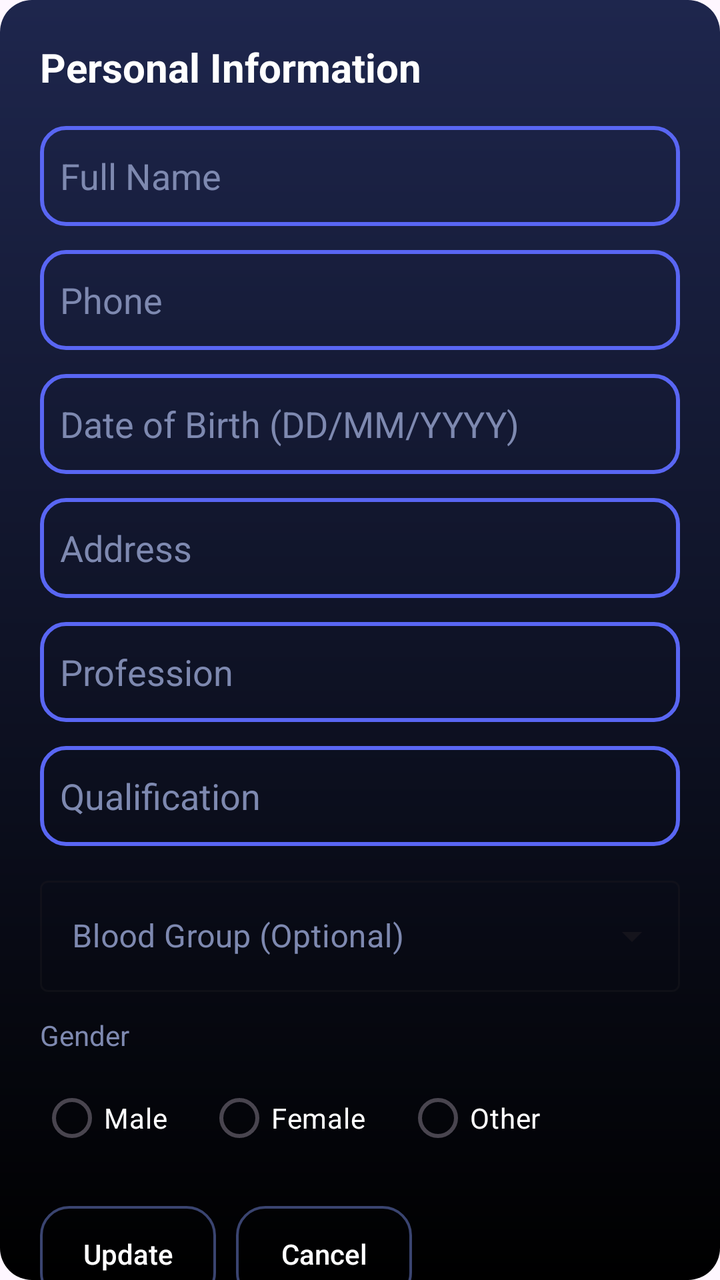
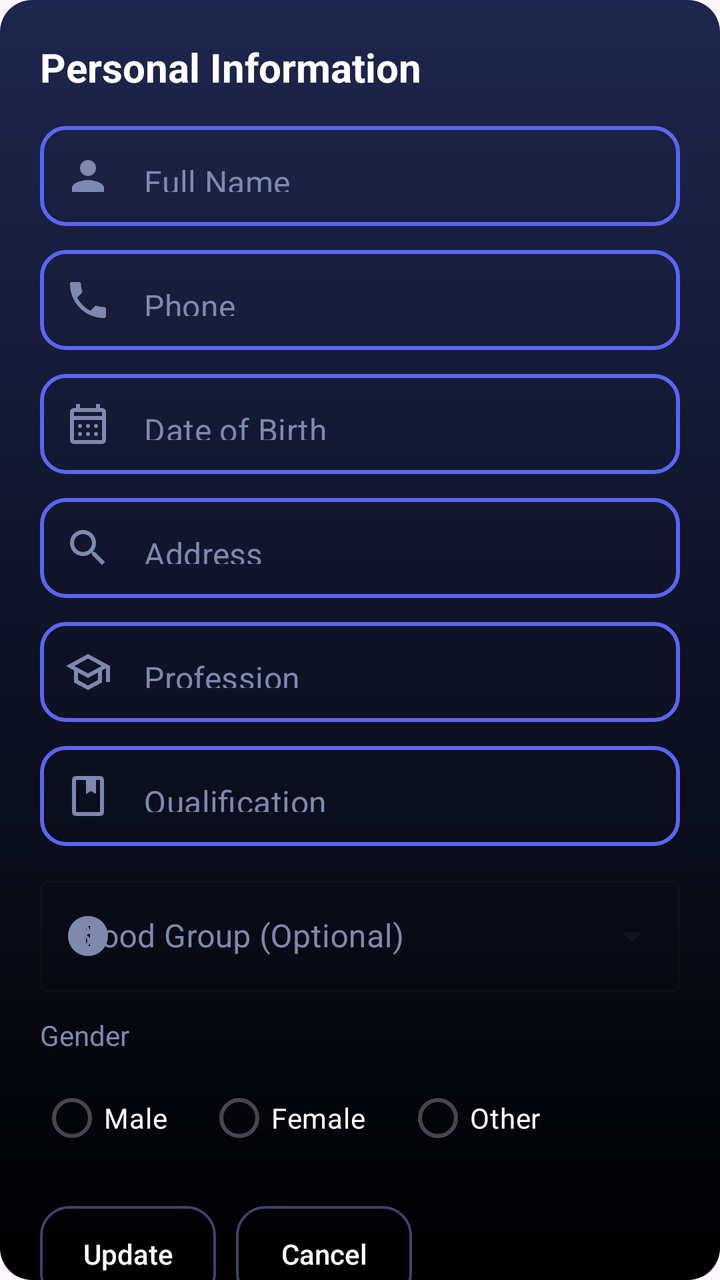

Before-and-after screenshots of an Android layout around one commit, followed by the original layout XML and the change that was made.
<!-- AndroidManifest.xml: application theme Theme.TeachSync -->
<!-- res/layout/dialog_personal_info.xml -->
<?xml version="1.0" encoding="utf-8"?>
<androidx.core.widget.NestedScrollView xmlns:android="http://schemas.android.com/apk/res/android"
    xmlns:app="http://schemas.android.com/apk/res-auto"
    android:layout_width="match_parent"
    android:layout_height="wrap_content"
    android:background="@drawable/bg_dialog">

    <LinearLayout
        android:layout_width="match_parent"
        android:layout_height="wrap_content"
        android:orientation="vertical"
        android:padding="20dp">

        <TextView
            android:layout_width="wrap_content"
            android:layout_height="wrap_content"
            android:text="Personal Information"
            android:textColor="#FFFFFF"
            android:textSize="20sp"
            android:textStyle="bold" />

        <EditText
            android:id="@+id/etProfileName"
            android:layout_width="match_parent"
            android:layout_height="50dp"
            android:layout_marginTop="16dp"
            android:background="@drawable/custom_edittext"
            android:hint="Full Name"
            android:paddingStart="10dp"
            android:textColor="#FFFFFF"
            android:textColorHint="#7E89B0" />

        <EditText
            android:id="@+id/etProfilePhone"
            android:layout_width="match_parent"
            android:layout_height="50dp"
            android:layout_marginTop="12dp"
            android:background="@drawable/custom_edittext"
            android:hint="Phone"
            android:paddingStart="10dp"
            android:textColor="#FFFFFF"
            android:textColorHint="#7E89B0" />

        <EditText
            android:id="@+id/etProfileDOB"
            android:layout_width="match_parent"
            android:layout_height="50dp"
            android:layout_marginTop="12dp"
            android:background="@drawable/custom_edittext"
            android:hint="Date of Birth (DD/MM/YYYY)"
            android:paddingStart="10dp"
            android:textColor="#FFFFFF"
            android:textColorHint="#7E89B0" />

        <EditText
            android:id="@+id/etProfileAddress"
            android:layout_width="match_parent"
            android:layout_height="50dp"
            android:layout_marginTop="12dp"
            android:background="@drawable/custom_edittext"
            android:hint="Address"
            android:paddingStart="10dp"
            android:textColor="#FFFFFF"
            android:textColorHint="#7E89B0" />

        <EditText
            android:id="@+id/etProfileProfession"
            android:layout_width="match_parent"
            android:layout_height="50dp"
            android:layout_marginTop="12dp"
            android:background="@drawable/custom_edittext"
            android:hint="Profession"
            android:paddingStart="10dp"
            android:textColor="#FFFFFF"
            android:textColorHint="#7E89B0" />

        <EditText
            android:id="@+id/etProfileQualification"
            android:layout_width="match_parent"
            android:layout_height="50dp"
            android:layout_marginTop="12dp"
            android:background="@drawable/custom_edittext"
            android:hint="Qualification"
            android:paddingStart="10dp"
            android:textColor="#FFFFFF"
            android:textColorHint="#7E89B0" />

        <com.google.android.material.textfield.TextInputLayout
            android:id="@+id/tilBloodGroup"
            style="@style/Widget.MaterialComponents.TextInputLayout.OutlinedBox.ExposedDropdownMenu"
            android:layout_width="match_parent"
            android:layout_height="wrap_content"
            android:layout_marginTop="12dp"
            android:hint="Blood Group (Optional)"
            android:textColorHint="#7E89B0"
            app:hintTextColor="#3B82F6">

            <AutoCompleteTextView
                android:id="@+id/etProfileBloodGroup"
                android:layout_width="match_parent"
                android:layout_height="wrap_content"
                android:inputType="none"
                android:textColor="#FFFFFF" />
        </com.google.android.material.textfield.TextInputLayout>

        <TextView
            android:layout_width="wrap_content"
            android:layout_height="wrap_content"
            android:layout_marginTop="12dp"
            android:text="Gender"
            android:textColor="#7E89B0"
            android:textSize="14sp" />

        <RadioGroup
            android:id="@+id/rgProfileGender"
            android:layout_width="match_parent"
            android:layout_height="wrap_content"
            android:layout_marginTop="8dp"
            android:orientation="horizontal">

            <RadioButton
                android:id="@+id/rbMale"
                android:layout_width="wrap_content"
                android:layout_height="wrap_content"
                android:text="Male"
                android:textColor="#FFFFFF" />

            <RadioButton
                android:id="@+id/rbFemale"
                android:layout_width="wrap_content"
                android:layout_height="wrap_content"
                android:layout_marginStart="20dp"
                android:text="Female"
                android:textColor="#FFFFFF" />

            <RadioButton
                android:id="@+id/rbOther"
                android:layout_width="wrap_content"
                android:layout_height="wrap_content"
                android:layout_marginStart="20dp"
                android:text="Other"
                android:textColor="#FFFFFF" />
        </RadioGroup>

        <LinearLayout
            android:layout_width="wrap_content"
            android:layout_height="wrap_content"
            android:layout_marginTop="20dp"
            android:orientation="horizontal">

            <Button
                android:id="@+id/btnUpdateProfile"
                android:layout_width="wrap_content"
                android:layout_height="wrap_content"
                android:background="@drawable/btn_dialog_outline"
                android:text="Update"
                android:textAllCaps="false"
                android:textColor="#FFFFFF" />

            <Button
                android:id="@+id/btnCancelProfile"
                android:layout_width="wrap_content"
                android:layout_height="wrap_content"
                android:layout_marginStart="10dp"
                android:background="@drawable/btn_dialog_outline"
                android:text="Cancel"
                android:textAllCaps="false"
                android:textColor="#FFFFFF" />
        </LinearLayout>

    </LinearLayout>
</androidx.core.widget.NestedScrollView>
<!-- resources referenced by this layout -->
<resources>
  <!-- unchanged entries left out for length: 5 -->
</resources>

<!-- the commit's change to res/layout/dialog_personal_info.xml (unified diff, before → after) -->
@@ -19,71 +19,143 @@
             android:textSize="20sp"
             android:textStyle="bold" />
 
-        <EditText
-            android:id="@+id/etProfileName"
-            android:layout_width="match_parent"
-            android:layout_height="50dp"
+        <com.google.android.material.textfield.TextInputLayout
+            android:layout_width="match_parent"
+            android:layout_height="wrap_content"
             android:layout_marginTop="16dp"
-            android:background="@drawable/custom_edittext"
-            android:hint="Full Name"
-            android:paddingStart="10dp"
-            android:textColor="#FFFFFF"
-            android:textColorHint="#7E89B0" />
-
-        <EditText
-            android:id="@+id/etProfilePhone"
-            android:layout_width="match_parent"
-            android:layout_height="50dp"
-            android:layout_marginTop="12dp"
-            android:background="@drawable/custom_edittext"
-            android:hint="Phone"
-            android:paddingStart="10dp"
-            android:textColor="#FFFFFF"
-            android:textColorHint="#7E89B0" />
-
-        <EditText
-            android:id="@+id/etProfileDOB"
-            android:layout_width="match_parent"
-            android:layout_height="50dp"
-            android:layout_marginTop="12dp"
-            android:background="@drawable/custom_edittext"
-            android:hint="Date of Birth (DD/MM/YYYY)"
-            android:paddingStart="10dp"
-            android:textColor="#FFFFFF"
-            android:textColorHint="#7E89B0" />
-
-        <EditText
-            android:id="@+id/etProfileAddress"
-            android:layout_width="match_parent"
-            android:layout_height="50dp"
-            android:layout_marginTop="12dp"
-            android:background="@drawable/custom_edittext"
-            android:hint="Address"
-            android:paddingStart="10dp"
-            android:textColor="#FFFFFF"
-            android:textColorHint="#7E89B0" />
-
-        <EditText
-            android:id="@+id/etProfileProfession"
-            android:layout_width="match_parent"
-            android:layout_height="50dp"
-            android:layout_marginTop="12dp"
-            android:background="@drawable/custom_edittext"
-            android:hint="Profession"
-            android:paddingStart="10dp"
-            android:textColor="#FFFFFF"
-            android:textColorHint="#7E89B0" />
-
-        <EditText
-            android:id="@+id/etProfileQualification"
-            android:layout_width="match_parent"
-            android:layout_height="50dp"
-            android:layout_marginTop="12dp"
-            android:background="@drawable/custom_edittext"
-            android:hint="Qualification"
-            android:paddingStart="10dp"
-            android:textColor="#FFFFFF"
-            android:textColorHint="#7E89B0" />
+            style="@style/Widget.MaterialComponents.TextInputLayout.OutlinedBox"
+            app:hintEnabled="false"
+            app:startIconDrawable="@drawable/baseline_person_24"
+            app:startIconTint="#7E89B0"
+            app:boxStrokeWidth="0dp"
+            app:boxStrokeWidthFocused="0dp">
+
+            <com.google.android.material.textfield.TextInputEditText
+                android:id="@+id/etProfileName"
+                android:layout_width="match_parent"
+                android:layout_height="50dp"
+                android:background="@drawable/custom_edittext"
+                android:hint="Full Name"
+                android:paddingStart="40dp"
+                android:textColor="#FFFFFF"
+                android:textColorHint="#7E89B0"
+                android:inputType="textPersonName" />
+        </com.google.android.material.textfield.TextInputLayout>
+
+        <com.google.android.material.textfield.TextInputLayout
+            android:layout_width="match_parent"
+            android:layout_height="wrap_content"
+            android:layout_marginTop="12dp"
+            style="@style/Widget.MaterialComponents.TextInputLayout.OutlinedBox"
+            app:hintEnabled="false"
+            app:startIconDrawable="@drawable/baseline_phone_24"
+            app:startIconTint="#7E89B0"
+            app:boxStrokeWidth="0dp"
+            app:boxStrokeWidthFocused="0dp">
+
+            <com.google.android.material.textfield.TextInputEditText
+                android:id="@+id/etProfilePhone"
+                android:layout_width="match_parent"
+                android:layout_height="50dp"
+                android:background="@drawable/custom_edittext"
+                android:hint="Phone"
+                android:paddingStart="40dp"
+                android:textColor="#FFFFFF"
+                android:textColorHint="#7E89B0"
+                android:inputType="phone" />
+        </com.google.android.material.textfield.TextInputLayout>
+
+        <com.google.android.material.textfield.TextInputLayout
+            android:layout_width="match_parent"
+            android:layout_height="wrap_content"
+            android:layout_marginTop="12dp"
+            style="@style/Widget.MaterialComponents.TextInputLayout.OutlinedBox"
+            app:hintEnabled="false"
+            app:startIconDrawable="@drawable/outline_calendar_month_24"
+            app:startIconTint="#7E89B0"
+            app:boxStrokeWidth="0dp"
+            app:boxStrokeWidthFocused="0dp">
+
+            <com.google.android.material.textfield.TextInputEditText
+                android:id="@+id/etProfileDOB"
+                android:layout_width="match_parent"
+                android:layout_height="50dp"
+                android:background="@drawable/custom_edittext"
+                android:hint="Date of Birth"
+                android:paddingStart="40dp"
+                android:textColor="#FFFFFF"
+                android:textColorHint="#7E89B0"
+                android:focusable="false"
+                android:clickable="true"
+                android:inputType="none" />
+        </com.google.android.material.textfield.TextInputLayout>
+
+        <com.google.android.material.textfield.TextInputLayout
+            android:layout_width="match_parent"
+            android:layout_height="wrap_content"
+            android:layout_marginTop="12dp"
+            style="@style/Widget.MaterialComponents.TextInputLayout.OutlinedBox"
+            app:hintEnabled="false"
+            app:startIconDrawable="@drawable/baseline_search_24"
+            app:startIconTint="#7E89B0"
+            app:boxStrokeWidth="0dp"
+            app:boxStrokeWidthFocused="0dp">
+
+            <com.google.android.material.textfield.TextInputEditText
+                android:id="@+id/etProfileAddress"
+                android:layout_width="match_parent"
+                android:layout_height="50dp"
+                android:background="@drawable/custom_edittext"
+                android:hint="Address"
+                android:paddingStart="40dp"
+                android:textColor="#FFFFFF"
+                android:textColorHint="#7E89B0"
+                android:inputType="textPostalAddress" />
+        </com.google.android.material.textfield.TextInputLayout>
+
+        <com.google.android.material.textfield.TextInputLayout
+            android:layout_width="match_parent"
+            android:layout_height="wrap_content"
+            android:layout_marginTop="12dp"
+            style="@style/Widget.MaterialComponents.TextInputLayout.OutlinedBox"
+            app:hintEnabled="false"
+            app:startIconDrawable="@drawable/outline_school_24"
+            app:startIconTint="#7E89B0"
+            app:boxStrokeWidth="0dp"
+            app:boxStrokeWidthFocused="0dp">
+
+            <com.google.android.material.textfield.TextInputEditText
+                android:id="@+id/etProfileProfession"
+                android:layout_width="match_parent"
+                android:layout_height="50dp"
+                android:background="@drawable/custom_edittext"
+                android:hint="Profession"
+                android:paddingStart="40dp"
+                android:textColor="#FFFFFF"
+                android:textColorHint="#7E89B0" />
+        </com.google.android.material.textfield.TextInputLayout>
+
+        <com.google.android.material.textfield.TextInputLayout
+            android:layout_width="match_parent"
+            android:layout_height="wrap_content"
+            android:layout_marginTop="12dp"
+            style="@style/Widget.MaterialComponents.TextInputLayout.OutlinedBox"
+            app:hintEnabled="false"
+            app:startIconDrawable="@drawable/outline_book_24"
+            app:startIconTint="#7E89B0"
+            app:boxStrokeWidth="0dp"
+            app:boxStrokeWidthFocused="0dp">
+
+            <com.google.android.material.textfield.TextInputEditText
+                android:id="@+id/etProfileQualification"
+                android:layout_width="match_parent"
+                android:layout_height="50dp"
+                android:background="@drawable/custom_edittext"
+                android:hint="Qualification"
+                android:paddingStart="40dp"
+                android:textColor="#FFFFFF"
+                android:textColorHint="#7E89B0" />
+        </com.google.android.material.textfield.TextInputLayout>
 
         <com.google.android.material.textfield.TextInputLayout
             android:id="@+id/tilBloodGroup"
@@ -93,7 +165,9 @@
             android:layout_marginTop="12dp"
             android:hint="Blood Group (Optional)"
             android:textColorHint="#7E89B0"
-            app:hintTextColor="#3B82F6">
+            app:hintTextColor="#3B82F6"
+            app:startIconDrawable="@drawable/baseline_info_24"
+            app:startIconTint="#7E89B0">
 
             <AutoCompleteTextView
                 android:id="@+id/etProfileBloodGroup"
@@ -113,7 +187,7 @@
 
         <RadioGroup
             android:id="@+id/rgProfileGender"
-            android:layout_width="match_parent"
+            android:layout_width="wrap_content"
             android:layout_height="wrap_content"
             android:layout_marginTop="8dp"
             android:orientation="horizontal">
<!-- resource entries referenced after the edit -->
@@ -1,5 +1,47 @@
 <!-- resources referenced by this layout -->
 <resources>
+  <!-- drawable baseline_info_24 (drawable) -->
+  <vector xmlns:android="http://schemas.android.com/apk/res/android" android:height="24dp" android:tint="#000000" android:viewportHeight="24" android:viewportWidth="24" android:width="24dp">
+        
+      <path android:fillColor="@android:color/white" android:pathData="M12,2C6.48,2 2,6.48 2,12s4.48,10 10,10 10,-4.48 10,-10S17.52,2 12,2zM13,17h-2v-6h2v6zM13,9h-2L11,7h2v2z"/>
+      
+  </vector>
+  <!-- drawable baseline_person_24 (drawable) -->
+  <vector xmlns:android="http://schemas.android.com/apk/res/android" android:height="24dp" android:tint="#000000" android:viewportHeight="24" android:viewportWidth="24" android:width="24dp">
+        
+      <path android:fillColor="@android:color/white" android:pathData="M12,12c2.21,0 4,-1.79 4,-4s-1.79,-4 -4,-4 -4,1.79 -4,4 1.79,4 4,4zM12,14c-2.67,0 -8,1.34 -8,4v2h16v-2c0,-2.66 -5.33,-4 -8,-4z"/>
+      
+  </vector>
+  <!-- drawable baseline_phone_24 (drawable) -->
+  <vector xmlns:android="http://schemas.android.com/apk/res/android" android:height="24dp" android:tint="#000000" android:viewportHeight="24" android:viewportWidth="24" android:width="24dp">
+        
+      <path android:fillColor="@android:color/white" android:pathData="M6.62,10.79c1.44,2.83 3.76,5.14 6.59,6.59l2.2,-2.2c0.27,-0.27 0.67,-0.36 1.02,-0.24 1.12,0.37 2.33,0.57 3.57,0.57 0.55,0 1,0.45 1,1V20c0,0.55 -0.45,1 -1,1 -9.39,0 -17,-7.61 -17,-17 0,-0.55 0.45,-1 1,-1h3.5c0.55,0 1,0.45 1,1 0,1.25 0.2,2.45 0.57,3.57 0.11,0.35 0.03,0.74 -0.25,1.02l-2.2,2.2z"/>
+      
+  </vector>
+  <!-- drawable baseline_search_24 (drawable) -->
+  <vector xmlns:android="http://schemas.android.com/apk/res/android" android:height="24dp" android:tint="#000000" android:viewportHeight="24" android:viewportWidth="24" android:width="24dp">
+        
+      <path android:fillColor="@android:color/white" android:pathData="M15.5,14h-0.79l-0.28,-0.27C15.41,12.59 16,11.11 16,9.5 16,5.91 13.09,3 9.5,3S3,5.91 3,9.5 5.91,16 9.5,16c1.61,0 3.09,-0.59 4.23,-1.57l0.27,0.28v0.79l5,4.99L20.49,19l-4.99,-5zM9.5,14C7.01,14 5,11.99 5,9.5S7.01,5 9.5,5 14,7.01 14,9.5 11.99,14 9.5,14z"/>
+      
+  </vector>
+  <!-- drawable outline_book_24 (drawable) -->
+  <vector xmlns:android="http://schemas.android.com/apk/res/android" android:height="24dp" android:tint="#000000" android:viewportHeight="960" android:viewportWidth="960" android:width="24dp">
+        
+      <path android:fillColor="@android:color/white" android:pathData="M240,880Q207,880 183.5,856.5Q160,833 160,800L160,160Q160,127 183.5,103.5Q207,80 240,80L720,80Q753,80 776.5,103.5Q800,127 800,160L800,800Q800,833 776.5,856.5Q753,880 720,880L240,880ZM240,800L720,800Q720,800 720,800Q720,800 720,800L720,160Q720,160 720,160Q720,160 720,160L640,160L640,440L540,380L440,440L440,160L240,160Q240,160 240,160Q240,160 240,160L240,800Q240,800 240,800Q240,800 240,800ZM240,800Q240,800 240,800Q240,800 240,800L240,160Q240,160 240,160Q240,160 240,160L240,160Q240,160 240,160Q240,160 240,160L240,800Q240,800 240,800Q240,800 240,800ZM440,440L540,380L640,440L640,440L540,380L440,440Z"/>
+      
+  </vector>
+  <!-- drawable outline_calendar_month_24 (drawable) -->
+  <vector xmlns:android="http://schemas.android.com/apk/res/android" android:height="24dp" android:tint="#000000" android:viewportHeight="960" android:viewportWidth="960" android:width="24dp">
+        
+      <path android:fillColor="@android:color/white" android:pathData="M200,880Q167,880 143.5,856.5Q120,833 120,800L120,240Q120,207 143.5,183.5Q167,160 200,160L240,160L240,80L320,80L320,160L640,160L640,80L720,80L720,160L760,160Q793,160 816.5,183.5Q840,207 840,240L840,800Q840,833 816.5,856.5Q793,880 760,880L200,880ZM200,800L760,800Q760,800 760,800Q760,800 760,800L760,400L200,400L200,800Q200,800 200,800Q200,800 200,800ZM200,320L760,320L760,240Q760,240 760,240Q760,240 760,240L200,240Q200,240 200,240Q200,240 200,240L200,320ZM200,320L200,240Q200,240 200,240Q200,240 200,240L200,240Q200,240 200,240Q200,240 200,240L200,320ZM480,560Q463,560 451.5,548.5Q440,537 440,520Q440,503 451.5,491.5Q463,480 480,480Q497,480 508.5,491.5Q520,503 520,520Q520,537 508.5,548.5Q497,560 480,560ZM291.5,548.5Q280,537 280,520Q280,503 291.5,491.5Q303,480 320,480Q337,480 348.5,491.5Q360,503 360,520Q360,537 348.5,548.5Q337,560 320,560Q303,560 291.5,548.5ZM640,560Q623,560 611.5,548.5Q600,537 600,520Q600,503 611.5,491.5Q623,480 640,480Q657,480 668.5,491.5Q680,503 680,520Q680,537 668.5,548.5Q657,560 640,560ZM480,720Q463,720 451.5,708.5Q440,697 440,680Q440,663 451.5,651.5Q463,640 480,640Q497,640 508.5,651.5Q520,663 520,680Q520,697 508.5,708.5Q497,720 480,720ZM291.5,708.5Q280,697 280,680Q280,663 291.5,651.5Q303,640 320,640Q337,640 348.5,651.5Q360,663 360,680Q360,697 348.5,708.5Q337,720 320,720Q303,720 291.5,708.5ZM640,720Q623,720 611.5,708.5Q600,697 600,680Q600,663 611.5,651.5Q623,640 640,640Q657,640 668.5,651.5Q680,663 680,680Q680,697 668.5,708.5Q657,720 640,720Z"/>
+      
+  </vector>
+  <!-- drawable outline_school_24 (drawable) -->
+  <vector xmlns:android="http://schemas.android.com/apk/res/android" android:height="24dp" android:tint="#000000" android:viewportHeight="960" android:viewportWidth="960" android:width="24dp">
+        
+      <path android:fillColor="@android:color/white" android:pathData="M480,840L200,688L200,448L40,360L480,120L920,360L920,680L840,680L840,404L760,448L760,688L480,840ZM480,508L754,360L480,212L206,360L480,508ZM480,749L680,641L680,490L480,600L280,490L280,641L480,749ZM480,508L480,508L480,508L480,508ZM480,598L480,598L480,598L480,598L480,598L480,598L480,598L480,598ZM480,598L480,598L480,598L480,598L480,598L480,598L480,598L480,598Z"/>
+      
+  </vector>
   <!-- unchanged entries left out for length: 5 -->
 </resources>
 
